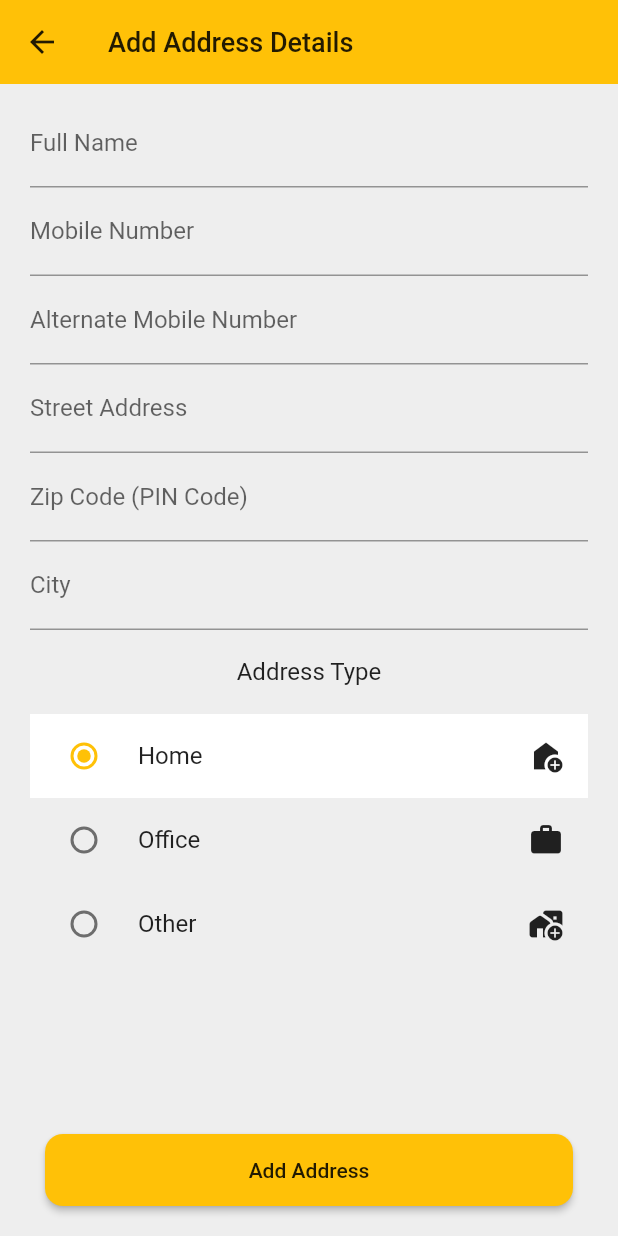
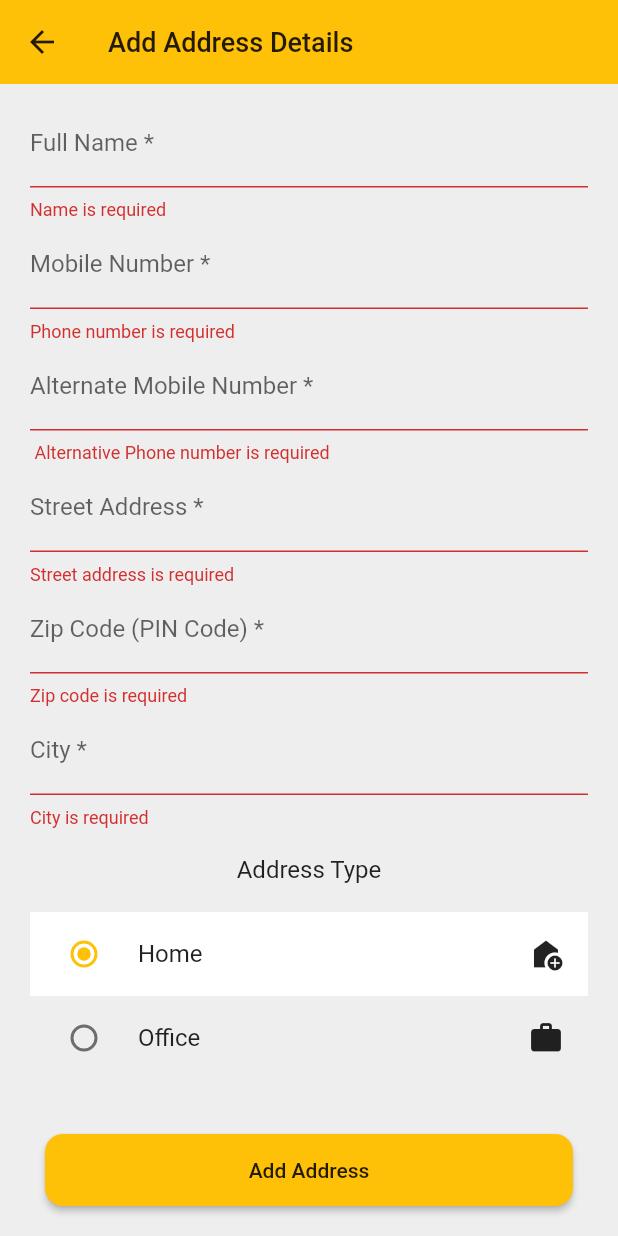
Before and after one commit to CPAD-Gazipur/Flutter-Food-App, a Flutter app: the AddDeliveryAddressScreen screen opened directly, after a tap on "Add Address", on a phone screen of 412 x 824 dp. Run offline on Flutter 3.47's test engine with Material 2 defaults, Android fonts, the light colour scheme and no system bars; our stand-ins replace badges, cached_network_image, carousel_slider, cloud_firestore, firebase_auth, firebase_core and 5 more; missing offline and left inert: flutter_facebook_auth; accounts and stored records are empty; network calls fail.

Commit message:
Food Order App: Add Delivery Address To Firebase Database using Provider.

```diff
--- a/lib/main.dart
+++ b/lib/main.dart
@@ -37,6 +37,9 @@ class MyApp extends StatelessWidget {
         ChangeNotifierProvider<WishListProvider>(
           create: (context) => WishListProvider(),
         ),
+        ChangeNotifierProvider<CheckoutProvider>(
+          create: (context) => CheckoutProvider(),
+        ),
       ],
       child: MaterialApp(
         title: 'Food Order App',
--- /dev/null
+++ b/lib/providers/checkout_provider.dart
@@ -0,0 +1,41 @@
+import 'package:cloud_firestore/cloud_firestore.dart';
+import 'package:firebase_auth/firebase_auth.dart';
+import 'package:flutter/material.dart';
+import 'package:flutter_easyloading/flutter_easyloading.dart';
+
+class CheckoutProvider extends ChangeNotifier {
+  addDeliveryAddress({
+    required BuildContext context,
+    required String name,
+    required String phoneNumber,
+    required String altPhoneNumber,
+    required String streetAddress,
+    required String zipCode,
+    required String city,
+    required String addressType,
+  }) async {
+    EasyLoading.show(status: 'Adding new Address...');
+
+    await FirebaseFirestore.instance
+        .collection('users')
+        .doc(FirebaseAuth.instance.currentUser!.uid)
+        .collection('DeliveryAddress')
+        .add({
+      'name': name,
+      'phoneNumber': phoneNumber,
+      'altPhoneNumber': altPhoneNumber,
+      'streetAddress': streetAddress,
+      'zipCode': zipCode,
+      'city': city,
+      'addressType': addressType,
+    }).then((value) {
+      EasyLoading.showSuccess('Added Successfully');
+      EasyLoading.dismiss();
+      notifyListeners();
+      Navigator.pop(context);
+    }).catchError((e) {
+      EasyLoading.showError('$e');
+      EasyLoading.dismiss();
+    });
+  }
+}
--- a/lib/providers/providers.dart
+++ b/lib/providers/providers.dart
@@ -1,4 +1,5 @@
 export 'cart_provider.dart';
+export 'checkout_provider.dart';
 export 'product_provider.dart';
 export 'user_provider.dart';
 export 'wish_list_provider.dart';
--- a/lib/screens/checkout/delivery_details/add_delivery_address_screen.dart
+++ b/lib/screens/checkout/delivery_details/add_delivery_address_screen.dart
@@ -1,5 +1,7 @@
 import 'package:flutter/material.dart';
+import 'package:flutter_food_app/providers/providers.dart';
 import 'package:flutter_food_app/widgets/widgets.dart';
+import 'package:provider/provider.dart';
 
 import '../../../config/config.dart';
 
@@ -14,6 +16,8 @@ class AddDeliveryAddressScreen extends StatefulWidget {
 enum AddressType { home, office, other }
 
 class _AddDeliveryAddressScreenState extends State<AddDeliveryAddressScreen> {
+  late CheckoutProvider checkoutProvider;
+
   var addressType = AddressType.home;
 
   TextEditingController nameController = TextEditingController();
@@ -23,8 +27,12 @@ class _AddDeliveryAddressScreenState extends State<AddDeliveryAddressScreen> {
   TextEditingController zipCodeController = TextEditingController();
   TextEditingController cityController = TextEditingController();
 
+  final _formAddressKey = GlobalKey<FormState>();
+
   @override
   Widget build(BuildContext context) {
+    checkoutProvider = Provider.of<CheckoutProvider>(context);
+
     return Scaffold(
       appBar: const CustomAppBar(title: 'Add Address Details'),
       bottomNavigationBar: Container(
@@ -45,48 +53,105 @@ class _AddDeliveryAddressScreenState extends State<AddDeliveryAddressScreen> {
               color: textColor,
             ),
           ),
-          onPressed: () {},
+          onPressed: () {
+            if (!_formAddressKey.currentState!.validate()) {
+              return;
+            } else {
+              checkoutProvider.addDeliveryAddress(
+                context: context,
+                name: nameController.text,
+                phoneNumber: phoneController.text,
+                altPhoneNumber: alternatePhoneController.text,
+                streetAddress: stressAddressController.text,
+                zipCode: zipCodeController.text,
+                city: cityController.text,
+                addressType: addressType.name,
+              );
+            }
+          },
         ),
       ),
       body: Padding(
         padding: const EdgeInsets.symmetric(horizontal: 20, vertical: 10),
+        child: Form(
+          key: _formAddressKey,
           child: ListView(
             children: [
               CustomTextField(
                 controller: nameController,
                 hintText: 'Ex. Md. Al-Amin',
-              labelText: 'Full Name',
+                labelText: 'Full Name *',
                 keyboardType: TextInputType.name,
+                validator: (value) {
+                  if (value!.isEmpty) {
+                    return 'Name is required';
+                  }
+                  return null;
+                },
               ),
               CustomTextField(
                 controller: phoneController,
                 hintText: 'Ex. +8801612....',
-              labelText: 'Mobile Number',
+                labelText: 'Mobile Number *',
                 keyboardType: TextInputType.phone,
+                validator: (value) {
+                  if (value!.isEmpty) {
+                    return 'Phone number is required';
+                  } else if (value.length != 11) {
+                    return 'Phone number must be 11 digit';
+                  }
+                  return null;
+                },
               ),
               CustomTextField(
                 controller: alternatePhoneController,
                 hintText: 'Ex. +8801612....',
-              labelText: 'Alternate Mobile Number',
+                labelText: 'Alternate Mobile Number *',
                 keyboardType: TextInputType.phone,
+                validator: (value) {
+                  if (value!.isEmpty) {
+                    return ' Alternative Phone number is required';
+                  } else if (value.length != 11) {
+                    return 'Phone number must be 11 digit';
+                  }
+                  return null;
+                },
               ),
               CustomTextField(
                 controller: stressAddressController,
                 hintText: 'Ex. House No 15, Road No...',
-              labelText: 'Street Address',
+                labelText: 'Street Address *',
                 keyboardType: TextInputType.streetAddress,
+                validator: (value) {
+                  if (value!.isEmpty) {
+                    return 'Street address is required';
+                  }
+                  return null;
+                },
               ),
               CustomTextField(
                 controller: zipCodeController,
                 hintText: 'Ex. 1000',
-              labelText: 'Zip Code (PIN Code)',
-              keyboardType: TextInputType.streetAddress,
+                labelText: 'Zip Code (PIN Code) *',
+                keyboardType: TextInputType.number,
+                validator: (value) {
+                  if (value!.isEmpty) {
+                    return 'Zip code is required';
+                  }
+                  return null;
+                },
               ),
               CustomTextField(
                 controller: cityController,
                 hintText: 'Ex. Dhaka',
-              labelText: 'City',
+                labelText: 'City *',
                 keyboardType: TextInputType.streetAddress,
+                validator: (value) {
+                  if (value!.isEmpty) {
+                    return 'City is required';
+                  }
+                  return null;
+                },
               ),
               /*InkWell(
                 onTap: () {},
@@ -121,7 +186,8 @@ class _AddDeliveryAddressScreenState extends State<AddDeliveryAddressScreen> {
                 ),
               ),
               RadioListTile(
-              tileColor: addressType == AddressType.home ? Colors.white : null,
+                tileColor:
+                    addressType == AddressType.home ? Colors.white : null,
                 activeColor: primaryColor,
                 value: AddressType.home,
                 groupValue: addressType,
@@ -166,7 +232,8 @@ class _AddDeliveryAddressScreenState extends State<AddDeliveryAddressScreen> {
                 ),
               ),
               RadioListTile(
-              tileColor: addressType == AddressType.other ? Colors.white : null,
+                tileColor:
+                    addressType == AddressType.other ? Colors.white : null,
                 activeColor: primaryColor,
                 value: AddressType.other,
                 groupValue: addressType,
@@ -190,6 +257,7 @@ class _AddDeliveryAddressScreenState extends State<AddDeliveryAddressScreen> {
             ],
           ),
         ),
+      ),
     );
   }
 }
--- a/lib/screens/checkout/delivery_details/delivery_details_screen.dart
+++ b/lib/screens/checkout/delivery_details/delivery_details_screen.dart
@@ -7,7 +7,7 @@ class DeliveryDetailsScreen extends StatelessWidget {
   DeliveryDetailsScreen({Key? key}) : super(key: key);
 
   List<Widget> addressList = const [
-    SingleDeliveryItem(
+    SingleDeliveryDetailsItem(
       title: 'Md. Al-Amin',
       address:
           'North Khailkur, Board Bazar, National University - 1704, Gazipur',
@@ -15,7 +15,7 @@ class DeliveryDetailsScreen extends StatelessWidget {
       addressType: 'Home',
       isSelected: true,
     ),
-    SingleDeliveryItem(
+    SingleDeliveryDetailsItem(
       title: 'Md. Al-Amin',
       address: 'Rokomari Head Office, Arambag, Motijil - 1000, Dhaka',
       number: '+8801621893919',
--- a/lib/screens/checkout/payment/payment_summary_screen.dart
+++ b/lib/screens/checkout/payment/payment_summary_screen.dart
@@ -98,7 +98,7 @@ class _PaymentSummaryScreenState extends State<PaymentSummaryScreen> {
                   ),
                 ),
                 const Divider(height: 1),
-                const SingleDeliveryItem(
+                const SingleDeliveryDetailsItem(
                   title: 'Md. Al-Amin',
                   address:
                       'North Khailkur, Board Bazar, National University - 1704, Gazipur',
--- a/lib/screens/checkout/widgets/single_delivery_item.dart
+++ b/lib/screens/checkout/widgets/single_delivery_details_item.dart
@@ -1,11 +1,11 @@
 import 'package:flutter/material.dart';
 import 'package:flutter_food_app/config/config.dart';
 
-class SingleDeliveryItem extends StatelessWidget {
+class SingleDeliveryDetailsItem extends StatelessWidget {
   final String title, address, number, addressType;
   final bool isSelected;
   final bool isLeading;
-  const SingleDeliveryItem({
+  const SingleDeliveryDetailsItem({
     Key? key,
     required this.title,
     required this.address,
--- a/lib/screens/screens.dart
+++ b/lib/screens/screens.dart
@@ -4,7 +4,7 @@ export 'checkout/checkout_screen.dart';
 export 'checkout/delivery_details/add_delivery_address_screen.dart';
 export 'checkout/delivery_details/delivery_details_screen.dart';
 export 'checkout/payment/payment_summary_screen.dart';
-export 'checkout/widgets/single_delivery_item.dart';
+export 'checkout/widgets/single_delivery_details_item.dart';
 export 'home/home_screen.dart';
 export 'home/widgets/app_drawer.dart';
 export 'home/widgets/header_title_text.dart';
```
Lines whose indentation alone changed are shown as unchanged.
